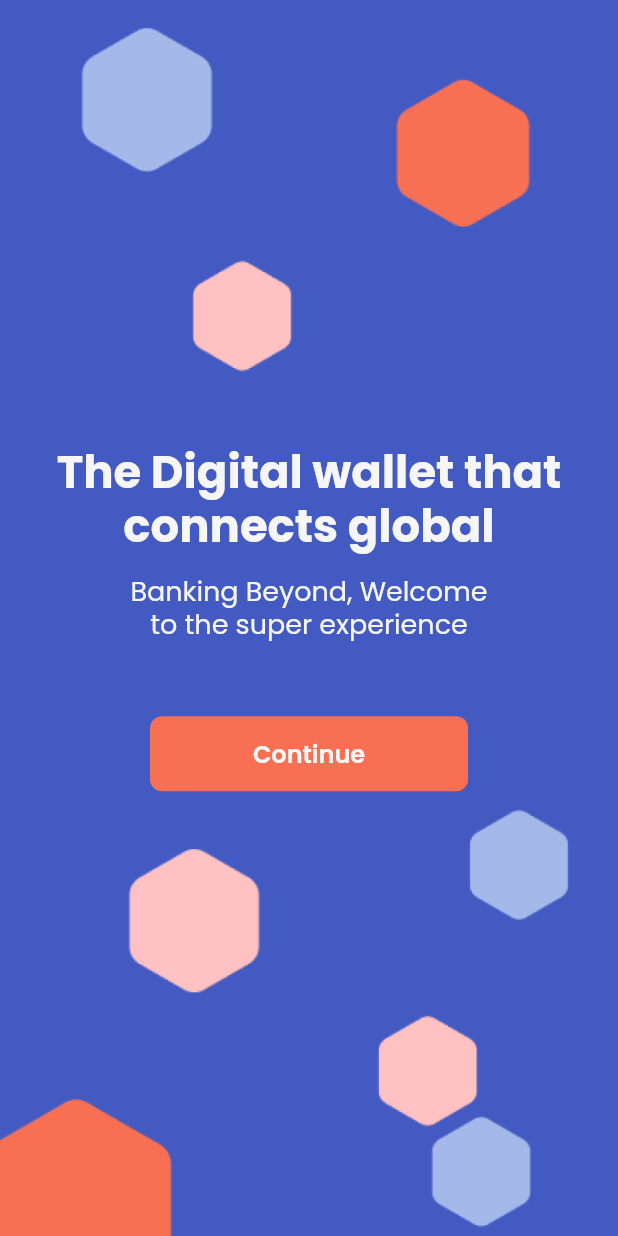
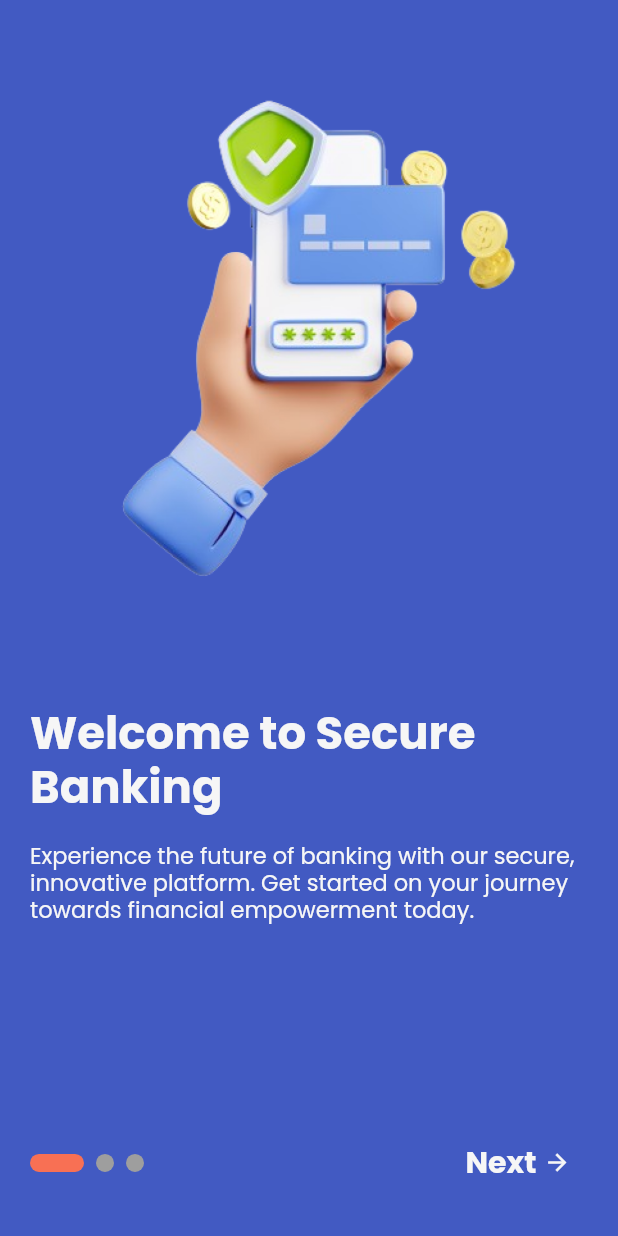
Before and after one commit to kin-mynthone/mynthone, a Flutter app: the screen it shows after launch, after a tap on "Continue", on a phone screen of 412 x 824 dp. Run offline on Flutter 3.47's test engine with Material 3 defaults, Android fonts, the phone set to English and light mode, and no system bars; drawn by our look-alikes of smooth_page_indicator; our stand-ins replace cloud_firestore, device_preview, firebase_auth, firebase_core, flutter_dotenv, flutter_spinkit and 6 more; accounts and stored records are empty.

Commit message:
update onboarding

```diff
--- a/lib/app/features/introduction/views/introduction_view.dart
+++ b/lib/app/features/introduction/views/introduction_view.dart
@@ -1,5 +1,6 @@
 import 'package:flutter/material.dart';
-import 'package:get/utils.dart';
+import 'package:get/get.dart';
+import 'package:mynthone/app/routes/app_pages.dart';
 
 import '../../../constants/app_numbers.dart';
 import '../../../helpers/asset_path_helper.dart';
@@ -49,7 +50,7 @@ class IntroductionView extends StatelessWidget {
                 Padding(
                   padding: const EdgeInsets.symmetric(horizontal: 80),
                   child: ElevatedButton(
-                    onPressed: () {},
+                    onPressed: () => Get.offAllNamed(AppPages.onboarding),
                     child: Text('Continue'.tr),
                   ),
                 ),
--- /dev/null
+++ b/lib/app/features/onboarding/bindings/onboarding_binding.dart
@@ -0,0 +1,10 @@
+import 'package:get/get.dart';
+
+import '../controllers/onboarding_controller.dart';
+
+class OnboardingBinding extends Bindings {
+  @override
+  void dependencies() {
+    Get.put(OnboardingController());
+  }
+}
--- /dev/null
+++ b/lib/app/features/onboarding/controllers/onboarding_controller.dart
@@ -0,0 +1,56 @@
+import 'package:flutter/material.dart';
+import 'package:get/get.dart';
+
+import '../../../helpers/persistent_storage_helper.dart';
+
+enum OnboardingStatus { initial, loading, finished, error }
+
+class OnboardingController extends GetxController {
+  static OnboardingController get find => Get.find();
+
+  late PageController _pageController;
+  PageController get pageController => _pageController;
+
+  final _status = OnboardingStatus.initial.obs;
+  Rx<OnboardingStatus> get status => _status;
+  bool get isLoading => _status.value == OnboardingStatus.loading;
+
+  String get currentState => 'OnboardingController(status: ${_status.value})';
+
+  @override
+  void onInit() {
+    super.onInit();
+    _pageController = PageController();
+  }
+
+  @override
+  void onClose() {
+    _pageController.dispose();
+    super.onClose();
+  }
+
+  void goToNextView() {
+    if (getCurrentPageIndex(_pageController) != 2) {
+      _pageController.nextPage(
+        duration: const Duration(milliseconds: 400),
+        curve: Curves.easeIn,
+      );
+    } else {
+      finishOnboarding();
+    }
+  }
+
+  int getCurrentPageIndex(PageController controller) {
+    return controller.page?.round() ?? controller.initialPage;
+  }
+
+  Future<void> finishOnboarding() async {
+    _status.value = OnboardingStatus.loading;
+    try {
+      await PersistentStorage.setIsDoneWithOnboardingKey(true);
+      _status.value = OnboardingStatus.finished;
+    } catch (e) {
+      _status.value = OnboardingStatus.error;
+    }
+  }
+}
--- /dev/null
+++ b/lib/app/features/onboarding/views/onboarding_view.dart
@@ -0,0 +1,189 @@
+import 'package:flutter/material.dart';
+import 'package:get/get.dart';
+import 'package:mynthone/app/helpers/asset_path_helper.dart';
+import 'package:smooth_page_indicator/smooth_page_indicator.dart';
+
+import '../../../constants/app_numbers.dart';
+import '../../../helpers/log_helper.dart';
+import '../../../routes/app_pages.dart';
+import '../../../themes/app_colors.dart';
+import '../../../widgets/custom_text_widget.dart';
+import '../../../widgets/loading_overlay_widget.dart';
+import '../controllers/onboarding_controller.dart';
+
+part '../widgets/onboarding_widget.dart';
+
+class OnboardingView extends StatefulWidget {
+  const OnboardingView({super.key});
+
+  @override
+  State<OnboardingView> createState() => _OnboardingViewState();
+}
+
+class _OnboardingViewState extends State<OnboardingView> {
+  final onboardingController = OnboardingController.find;
+  late Worker _onboardingStatusWorker;
+
+  @override
+  void initState() {
+    super.initState();
+    _setUpOnboardingStatusWorker();
+  }
+
+  @override
+  void dispose() {
+    _onboardingStatusWorker.dispose();
+    super.dispose();
+  }
+
+  void _setUpOnboardingStatusWorker() {
+    _onboardingStatusWorker = ever(
+      onboardingController.status,
+      (value) {
+        if (value == OnboardingStatus.error) {
+          Log.printInfo(onboardingController.currentState);
+        }
+        if (value == OnboardingStatus.finished) {
+          Log.printInfo(onboardingController.currentState);
+          Get.offNamed(AppPages.splash);
+        }
+        if (value == OnboardingStatus.loading) {
+          Log.printInfo(onboardingController.currentState);
+        }
+        if (value == OnboardingStatus.initial) {
+          Log.printInfo(onboardingController.currentState);
+        }
+      },
+    );
+  }
+
+  @override
+  Widget build(BuildContext context) {
+    final onboardingWidgets = [
+      _OnboardingWidget(
+        imagePath: AssetPath.onboarding1,
+        title: 'Welcome to Secure Banking',
+        description:
+            'Experience the future of banking with our secure, innovative platform. Get started on your journey towards financial empowerment today.'
+                .tr,
+      ),
+      _OnboardingWidget(
+        imagePath: AssetPath.onboarding2,
+        title: 'Seamless Account Setup',
+        description:
+            'Effortlessly set up your account in just a few easy steps. Enjoy the convenience of managing your finances with our intuitive interface.'
+                .tr,
+      ),
+      _OnboardingWidget(
+        imagePath: AssetPath.onboarding3,
+        title: 'Personalized Financial Solutions',
+        description:
+            'Discover tailored financial solutions designed to meet your unique needs. From budgeting tools to investment options, were here to help you achieve your goals.'
+                .tr,
+      ),
+    ];
+
+    return PopScope(
+      canPop: onboardingController.isLoading ? false : true,
+      child: Stack(
+        children: [
+          Scaffold(
+            backgroundColor: AppColors.h425AC2,
+            body: SafeArea(
+              child: Stack(
+                alignment: AlignmentDirectional.bottomCenter,
+                children: [
+                  PageView(
+                    controller: onboardingController.pageController,
+                    physics: const AlwaysScrollableScrollPhysics(
+                      parent: BouncingScrollPhysics(),
+                    ),
+                    children: onboardingWidgets,
+                  ),
+                  _BottomPageNavigation(
+                      onboardingController: onboardingController,
+                      onboardingWidgets: onboardingWidgets),
+                ],
+              ),
+            ),
+          ),
+          _buildLoadingOverlay(),
+        ],
+      ),
+    );
+  }
+
+  Obx _buildLoadingOverlay() =>
+      Obx(() => LoadingOverlay(isLoading: onboardingController.isLoading));
+}
+
+class _BottomPageNavigation extends StatelessWidget {
+  const _BottomPageNavigation({
+    required this.onboardingController,
+    required this.onboardingWidgets,
+  });
+
+  final OnboardingController onboardingController;
+  final List<_OnboardingWidget> onboardingWidgets;
+
+  @override
+  Widget build(BuildContext context) {
+    return Positioned(
+      bottom: MediaQuery.of(context).size.height * 0.03,
+      left: 0,
+      right: 0,
+      child: Padding(
+        padding:
+            const EdgeInsets.symmetric(horizontal: AppNumbers.screenPadding),
+        child: Row(
+          mainAxisAlignment: MainAxisAlignment.spaceBetween,
+          crossAxisAlignment: CrossAxisAlignment.center,
+          children: [
+            SmoothPageIndicator(
+              controller: onboardingController.pageController,
+              count: onboardingWidgets.length,
+              effect: const ExpandingDotsEffect(
+                dotHeight: 12,
+                dotWidth: 12,
+                activeDotColor: AppColors.hF87054,
+              ),
+            ),
+            _NextButton(onboardingController: onboardingController),
+          ],
+        ),
+      ),
+    );
+  }
+}
+
+class _NextButton extends StatelessWidget {
+  const _NextButton({
+    required this.onboardingController,
+  });
+
+  final OnboardingController onboardingController;
+
+  @override
+  Widget build(BuildContext context) {
+    return TextButton(
+      onPressed: () => onboardingController.goToNextView(),
+      child: const Row(
+        children: [
+          CustomTextWidget(
+            text: 'Next',
+            color: AppColors.hF6F6F6,
+            fontWeight: FontWeight.w700,
+            fontSize: 20,
+          ),
+          SizedBox(
+            width: 5,
+          ),
+          Icon(
+            Icons.arrow_forward,
+            color: AppColors.hF6F6F6,
+          ),
+        ],
+      ),
+    );
+  }
+}
--- /dev/null
+++ b/lib/app/features/onboarding/widgets/onboarding_widget.dart
@@ -0,0 +1,96 @@
+part of '../views/onboarding_view.dart';
+
+class _OnboardingWidget extends StatelessWidget {
+  const _OnboardingWidget({
+    required this.imagePath,
+    required this.title,
+    required this.description,
+  });
+
+  final String imagePath;
+  final String title;
+  final String description;
+
+  @override
+  Widget build(BuildContext context) {
+    return Container(
+      padding: const EdgeInsets.symmetric(
+        horizontal: AppNumbers.screenPadding,
+        vertical: AppNumbers.screenPadding,
+      ),
+      child: Column(
+        children: [
+          _ImageWidget(imagePath: imagePath),
+          const SizedBox(
+            height: 50,
+          ),
+          Column(
+            crossAxisAlignment: CrossAxisAlignment.start,
+            children: [
+              _Title(title: title),
+              const SizedBox(
+                height: 20,
+              ),
+              _Description(description: description),
+            ],
+          ),
+        ],
+      ),
+    );
+  }
+}
+
+class _ImageWidget extends StatelessWidget {
+  const _ImageWidget({
+    required this.imagePath,
+  });
+
+  final String imagePath;
+
+  @override
+  Widget build(BuildContext context) {
+    return Center(
+      child: Image.asset(
+        imagePath,
+        width: 300,
+        height: 400,
+        fit: BoxFit.contain,
+      ),
+    );
+  }
+}
+
+class _Title extends StatelessWidget {
+  const _Title({
+    required this.title,
+  });
+
+  final String title;
+
+  @override
+  Widget build(BuildContext context) {
+    return CustomTextWidget(
+      text: title,
+      color: AppColors.hF6F6F6,
+      fontWeight: FontWeight.w700,
+      fontSize: 30,
+    );
+  }
+}
+
+class _Description extends StatelessWidget {
+  const _Description({
+    required this.description,
+  });
+
+  final String description;
+
+  @override
+  Widget build(BuildContext context) {
+    return CustomTextWidget(
+      text: description,
+      color: AppColors.hF6F6F6,
+      fontSize: 15,
+    );
+  }
+}
--- a/lib/app/helpers/asset_path_helper.dart
+++ b/lib/app/helpers/asset_path_helper.dart
@@ -1,5 +1,11 @@
 class AssetPath {
   static const _imageMainPath = 'assets/images';
 
+  // Introduction
   static const introBg = '$_imageMainPath/intro_bg.png';
+
+  // Onboarding
+  static const onboarding1 = '$_imageMainPath/onboarding1.png';
+  static const onboarding2 = '$_imageMainPath/onboarding2.png';
+  static const onboarding3 = '$_imageMainPath/onboarding3.png';
 }
--- a/lib/app/localization/english_translation_map.dart
+++ b/lib/app/localization/english_translation_map.dart
@@ -3,10 +3,22 @@ part of '../localization/app_translations.dart';
 final Map<String, String> _englishTranslationMap = {
   // Common
   'Continue': 'Continue',
+  'Next': 'Next',
 
   // Introduction
   'The Digital wallet that connects global':
       'The Digital wallet that connects global',
   'Banking Beyond, Welcome to the super experience':
-      'Banking Beyond, Welcome\nto the super experience'
+      'Banking Beyond, Welcome\nto the super experience',
+
+  // Onboarding
+  'Welcome to Secure Banking': 'Welcome to Secure Banking',
+  'Experience the future of banking with our secure, innovative platform. Get started on your journey towards financial empowerment today.':
+      'Experience the future of banking with our secure, innovative platform. Get started on your journey towards financial empowerment today.',
+  'Seamless Account Setup': 'Seamless Account Setup',
+  'Effortlessly set up your account in just a few easy steps. Enjoy the convenience of managing your finances with our intuitive interface.':
+      'Effortlessly set up your account in just a few easy steps. Enjoy the convenience of managing your finances with our intuitive interface.',
+  'Personalized Financial Solutions': 'Personalized Financial Solutions',
+  'Discover tailored financial solutions designed to meet your unique needs. From budgeting tools to investment options, were here to help you achieve your goals.':
+      "Discover tailored financial solutions designed to meet your unique needs. From budgeting tools to investment options, we're here to help you achieve your goals.",
 };
--- a/lib/app/routes/app_pages.dart
+++ b/lib/app/routes/app_pages.dart
@@ -1,4 +1,6 @@
 import 'package:get/get.dart';
+import 'package:mynthone/app/features/onboarding/bindings/onboarding_binding.dart';
+import 'package:mynthone/app/features/onboarding/views/onboarding_view.dart';
 import '../features/introduction/bindings/introduction_binding.dart';
 import '../features/introduction/views/introduction_view.dart';
 import '../features/splash/bindings/splash_binding.dart';
@@ -11,6 +13,7 @@ class AppPages {
 
   static const introduction = _Routes.introduction;
   static const splash = _Routes.splash;
+  static const onboarding = _Routes.onboarding;
 
   static final routes = [
     GetPage(
@@ -23,5 +26,10 @@ class AppPages {
       page: () => const SplashView(),
       binding: SplashBinding(),
     ),
+    GetPage(
+      name: _Paths.onboarding,
+      page: () => const OnboardingView(),
+      binding: OnboardingBinding(),
+    ),
   ];
 }
--- a/lib/app/routes/app_routes.dart
+++ b/lib/app/routes/app_routes.dart
@@ -4,10 +4,12 @@ abstract class _Routes {
   _Routes._();
   static const introduction = _Paths.introduction;
   static const splash = _Paths.splash;
+  static const onboarding = _Paths.onboarding;
 }
 
 abstract class _Paths {
   _Paths._();
   static const introduction = '/introduction';
   static const splash = '/splash';
+  static const onboarding = '/onboarding';
 }
--- a/lib/app/themes/app_colors.dart
+++ b/lib/app/themes/app_colors.dart
@@ -6,7 +6,9 @@ class AppColors {
   static const Color h425AC2 = Color(0xFF425AC2); //secondary
   static const Color hA4B8EA = Color(0xFFA4B8EA); //secondary light
 
-  static const Color h0403E51 = Color(0xFF403E51); //text
+  static const Color h403E51 = Color(0xFF403E51); //text
+  static const Color h8E8E8E = Color(0xFF8E8E8E); //sub text
+
   static const Color hF6F6F6 = Color(0xFFF6F6F6); //white variant
   static const Color hBDBDBD = Color(0xFFBDBDBD); //inputForm label
   static const Color hD0D0D0 = Color(0xFFD0D0D0); //inputForm border
--- a/lib/app/themes/app_themes.dart
+++ b/lib/app/themes/app_themes.dart
@@ -17,21 +17,21 @@ class AppThemes {
         textStyle: const TextStyle(
           fontSize: 16,
           fontWeight: FontWeight.normal,
-          color: AppColors.h0403E51,
+          color: AppColors.h403E51,
         ),
       ),
       bodyMedium: GoogleFonts.poppins(
         textStyle: const TextStyle(
           fontSize: 16,
           fontWeight: FontWeight.normal,
-          color: AppColors.h0403E51,
+          color: AppColors.h403E51,
         ),
       ),
       bodySmall: GoogleFonts.poppins(
         textStyle: const TextStyle(
           fontSize: 16,
           fontWeight: FontWeight.normal,
-          color: AppColors.h0403E51,
+          color: AppColors.h403E51,
         ),
       ),
       labelLarge: GoogleFonts.poppins(
--- a/lib/app/widgets/custom_text_widget.dart
+++ b/lib/app/widgets/custom_text_widget.dart
@@ -19,7 +19,7 @@ class CustomTextWidget extends StatelessWidget {
       required this.text,
       this.fontSize = 16,
       this.fontWeight = FontWeight.normal,
-      this.color = AppColors.h0403E51,
+      this.color = AppColors.h425AC2,
       this.centerAlignment = false,
       this.letterSpacing = 0,
       this.overflow = false,
--- a/lib/app/widgets/go_back_button_widget.dart
+++ b/lib/app/widgets/go_back_button_widget.dart
@@ -7,7 +7,7 @@ class GoBackButton extends StatelessWidget {
   const GoBackButton({
     super.key,
     required this.onPressed,
-    this.iconColor = AppColors.h0403E51,
+    this.iconColor = AppColors.h425AC2,
   });
 
   final VoidCallback onPressed;
@@ -22,6 +22,7 @@ class GoBackButton extends StatelessWidget {
       constraints: const BoxConstraints(),
       icon: const Icon(
         Icons.arrow_back,
-        ));
+      ),
+    );
   }
 }
```
Also changed, not shown: assets/images/onboarding1.png (added), assets/images/onboarding2.png (added), assets/images/onboarding3.png (added). Lines whose indentation alone changed are shown as unchanged.
